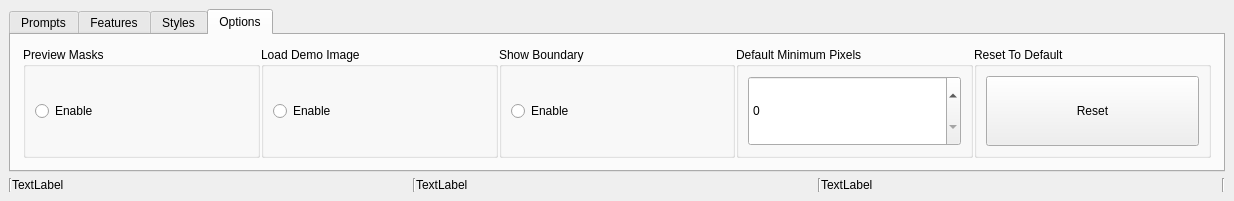
Old version of the form ui/Selector.ui in the repository coolzhao/Geo-SAM.
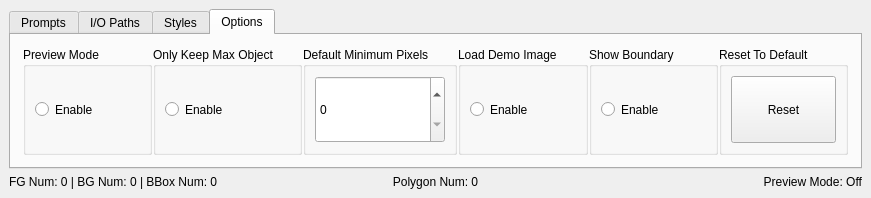
New version of the form. The open tabs and pages were chosen to show the change. Custom widgets are drawn as their Qt base class.

Commit message: refine name & add "Only keep max object" option

The edit to the form file:
```diff
--- a/ui/Selector.ui
+++ b/ui/Selector.ui
@@ -6,8 +6,8 @@
    <rect>
     <x>0</x>
     <y>0</y>
-    <width>1234</width>
-    <height>201</height>
+    <width>871</width>
+    <height>198</height>
    </rect>
   </property>
   <property name="sizePolicy">
@@ -276,7 +276,7 @@
            <item>
             <widget class="QGroupBox" name="groupBox_14">
              <property name="title">
-              <string>Set Minimum Pixels</string>
+              <string>Minimum Pixels</string>
              </property>
              <layout class="QGridLayout" name="gridLayout_15">
               <property name="horizontalSpacing">
@@ -386,9 +386,9 @@
         </item>
        </layout>
       </widget>
-      <widget class="QWidget" name="Features">
+      <widget class="QWidget" name="Paths">
        <attribute name="title">
-        <string>Features</string>
+        <string>I/O Paths</string>
        </attribute>
        <layout class="QVBoxLayout" name="verticalLayout_12">
         <item>
@@ -419,7 +419,7 @@
              </property>
              <widget class="QGroupBox" name="OutShapefileGroupBox">
               <property name="title">
-               <string>Choose Output Layer or File</string>
+               <string>Output Layer or File</string>
               </property>
               <property name="alignment">
                <set>Qt::AlignHCenter|Qt::AlignTop</set>
@@ -488,7 +488,7 @@
              </widget>
              <widget class="QGroupBox" name="FeatureFolderGroupBox">
               <property name="title">
-               <string>Load Feature Folder</string>
+               <string>Input Feature Folder</string>
               </property>
               <property name="alignment">
                <set>Qt::AlignHCenter|Qt::AlignTop</set>
@@ -834,7 +834,7 @@
               <string>Preview SAM reslut while moving mouse (H)</string>
              </property>
              <property name="title">
-              <string>Preview Masks</string>
+              <string>Preview Mode</string>
              </property>
              <layout class="QGridLayout" name="gridLayout_11">
               <item row="0" column="0">
@@ -856,6 +856,65 @@
              </layout>
             </widget>
            </item>
+           <item>
+            <widget class="QGroupBox" name="groupBox_19">
+             <property name="title">
+              <string>Only Keep Max Object</string>
+             </property>
+             <layout class="QVBoxLayout" name="verticalLayout_16">
+              <item>
+               <widget class="QRadioButton" name="radioButton_only_max_object">
+                <property name="sizePolicy">
+                 <sizepolicy hsizetype="Preferred" vsizetype="Preferred">
+                  <horstretch>0</horstretch>
+                  <verstretch>0</verstretch>
+                 </sizepolicy>
+                </property>
+                <property name="minimumSize">
+                 <size>
+                  <width>0</width>
+                  <height>0</height>
+                 </size>
+                </property>
+                <property name="toolTip">
+                 <string>Toggle to show the extent of SAM features (operable area )</string>
+                </property>
+                <property name="text">
+                 <string>Enable</string>
+                </property>
+                <property name="checked">
+                 <bool>false</bool>
+                </property>
+               </widget>
+              </item>
+             </layout>
+            </widget>
+           </item>
+           <item>
+            <widget class="QGroupBox" name="groupBox_11">
+             <property name="title">
+              <string>Default Minimum Pixels</string>
+             </property>
+             <layout class="QVBoxLayout" name="verticalLayout_13">
+              <item>
+               <widget class="QDoubleSpinBox" name="Box_min_pixel_default">
+                <property name="sizePolicy">
+                 <sizepolicy hsizetype="Minimum" vsizetype="Preferred">
+                  <horstretch>0</horstretch>
+                  <verstretch>0</verstretch>
+                 </sizepolicy>
+                </property>
+                <property name="decimals">
+                 <number>0</number>
+                </property>
+                <property name="maximum">
+                 <double>10000.000000000000000</double>
+                </property>
+               </widget>
+              </item>
+             </layout>
+            </widget>
+           </item>
            <item>
             <widget class="QGroupBox" name="groupBox_15">
              <property name="title">
@@ -915,31 +974,6 @@
              </layout>
             </widget>
            </item>
-           <item>
-            <widget class="QGroupBox" name="groupBox_11">
-             <property name="title">
-              <string>Default Minimum Pixels</string>
-             </property>
-             <layout class="QVBoxLayout" name="verticalLayout_13">
-              <item>
-               <widget class="QDoubleSpinBox" name="Box_min_pixel_default">
-                <property name="sizePolicy">
-                 <sizepolicy hsizetype="Minimum" vsizetype="Preferred">
-                  <horstretch>0</horstretch>
-                  <verstretch>0</verstretch>
-                 </sizepolicy>
-                </property>
-                <property name="decimals">
-                 <number>0</number>
-                </property>
-                <property name="maximum">
-                 <double>10000.000000000000000</double>
-                </property>
-               </widget>
-              </item>
-             </layout>
-            </widget>
-           </item>
            <item>
             <widget class="QGroupBox" name="groupBox_16">
              <property name="title">
@@ -989,7 +1023,7 @@
       <property name="frameShadow">
        <enum>QFrame::Raised</enum>
       </property>
-      <layout class="QHBoxLayout" name="horizontalLayout_7" stretch="0,3,0,3,0,3,0">
+      <layout class="QHBoxLayout" name="horizontalLayout_7" stretch="3,3,3">
        <property name="spacing">
         <number>0</number>
        </property>
@@ -1005,27 +1039,13 @@
        <property name="bottomMargin">
         <number>0</number>
        </property>
-       <item>
-        <widget class="Line" name="line_3">
-         <property name="orientation">
-          <enum>Qt::Vertical</enum>
-         </property>
-        </widget>
-       </item>
        <item>
         <widget class="QLabel" name="labelPrompts">
          <property name="lineWidth">
           <number>0</number>
          </property>
          <property name="text">
-          <string>TextLabel</string>
-         </property>
-        </widget>
-       </item>
-       <item>
-        <widget class="Line" name="line">
-         <property name="orientation">
-          <enum>Qt::Vertical</enum>
+          <string>FG Num: 0 | BG Num: 0 | BBox Num: 0</string>
          </property>
         </widget>
        </item>
@@ -1035,31 +1055,26 @@
           <number>0</number>
          </property>
          <property name="text">
-          <string>TextLabel</string>
+          <string>Polygon Num: 0</string>
          </property>
-        </widget>
-       </item>
-       <item>
-        <widget class="Line" name="line_2">
-         <property name="orientation">
-          <enum>Qt::Vertical</enum>
+         <property name="alignment">
+          <set>Qt::AlignCenter</set>
          </property>
         </widget>
        </item>
        <item>
         <widget class="QLabel" name="labelModes">
+         <property name="layoutDirection">
+          <enum>Qt::LeftToRight</enum>
+         </property>
          <property name="lineWidth">
           <number>0</number>
          </property>
          <property name="text">
-          <string>TextLabel</string>
+          <string>Preview Mode: Off</string>
          </property>
-        </widget>
-       </item>
-       <item>
-        <widget class="Line" name="line_4">
-         <property name="orientation">
-          <enum>Qt::Vertical</enum>
+         <property name="alignment">
+          <set>Qt::AlignRight|Qt::AlignTrailing|Qt::AlignVCenter</set>
          </property>
         </widget>
        </item>
@@ -1067,6 +1082,8 @@
      </widget>
     </item>
    </layout>
+   <zorder>Status</zorder>
+   <zorder>tabWidget</zorder>
   </widget>
  </widget>
  <customwidgets>
```
